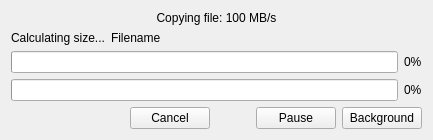
The window that qt-app/src/progressdialogs/ccopymovedialog.ui (VioletGiraffe/file-commander) describes before a commit, drawn with Qt 5.
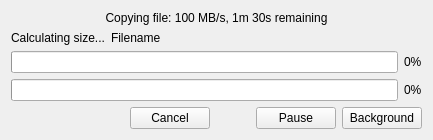
The same window after the commit. Custom widgets are drawn as their Qt base class.

```diff
--- a/qt-app/src/progressdialogs/ccopymovedialog.ui
+++ b/qt-app/src/progressdialogs/ccopymovedialog.ui
@@ -23,7 +23,7 @@
    <item>
     <widget class="QLabel" name="_lblOperationName">
      <property name="text">
-      <string>Copying file: 100 MB/s</string>
+      <string>Copying file: 100 MB/s, 1m 30s remaining</string>
      </property>
      <property name="alignment">
       <set>Qt::AlignCenter</set>
```
